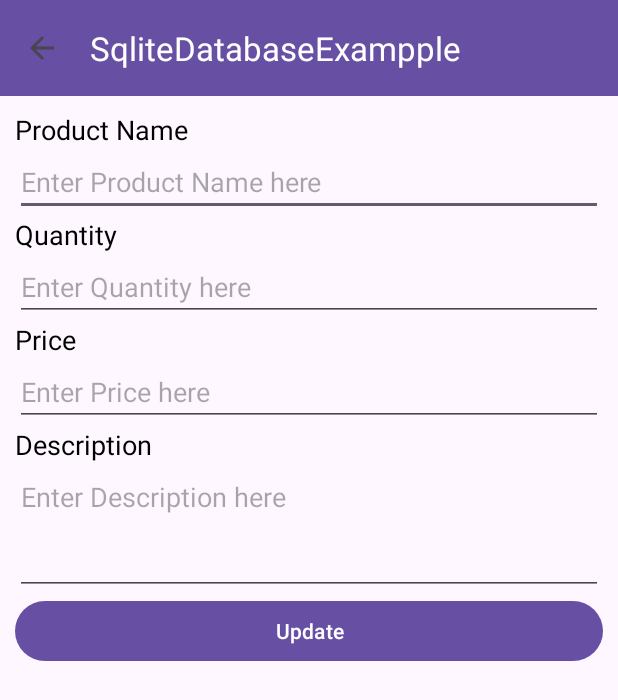
After one commit to keyur4578/SqliteDatabaseExampple, an Android app: the UpdateProductActivity screen opened directly, with no data from a screen before it, on a phone screen of 412 x 824 dp. The commit adds this screen. Shown: the top 700 px of the screen. Run offline under Robolectric (Android 15) with nearby library versions, the phone set to English and light mode, and no system bars.

Commit message:
30-04-2025

```diff
--- a/app/src/main/AndroidManifest.xml
+++ b/app/src/main/AndroidManifest.xml
@@ -12,6 +12,9 @@
         android:supportsRtl="true"
         android:theme="@style/Theme.SqliteDatabaseExampple"
         tools:targetApi="31">
+        <activity
+            android:name=".UpdateProductActivity"
+            android:exported="false" />
         <activity
             android:name=".ProductListActivity"
             android:exported="false" />
--- /dev/null
+++ b/app/src/main/java/com/karon/sqlitedatabaseexampple/UpdateProductActivity.java
@@ -0,0 +1,90 @@
+package com.karon.sqlitedatabaseexampple;
+
+import android.content.Intent;
+import android.os.Bundle;
+import android.view.View;
+import android.widget.Button;
+import android.widget.EditText;
+import android.widget.Toast;
+
+import androidx.activity.EdgeToEdge;
+import androidx.appcompat.app.AppCompatActivity;
+import androidx.appcompat.widget.Toolbar;
+import androidx.core.graphics.Insets;
+import androidx.core.view.ViewCompat;
+import androidx.core.view.WindowInsetsCompat;
+
+import com.karon.sqlitedatabaseexampple.helper.DatabaseHelper;
+
+public class UpdateProductActivity extends AppCompatActivity {
+
+    Button btnUpdate;
+    EditText edtProductName,edtProductQty,edtProductPrice,edtProductDescription;
+    String id,name,qty,price,description;
+    @Override
+    protected void onCreate(Bundle savedInstanceState) {
+        super.onCreate(savedInstanceState);
+        EdgeToEdge.enable(this);
+        setContentView(R.layout.activity_update_product);
+        ViewCompat.setOnApplyWindowInsetsListener(findViewById(R.id.main), (v, insets) -> {
+            Insets systemBars = insets.getInsets(WindowInsetsCompat.Type.systemBars());
+            v.setPadding(systemBars.left, systemBars.top, systemBars.right, systemBars.bottom);
+            return insets;
+        });
+        Toolbar toolbar = findViewById(R.id.toolbar);
+        setSupportActionBar(toolbar);
+
+
+        id = getIntent().getStringExtra("id");
+        name = getIntent().getStringExtra("name");
+        qty = getIntent().getStringExtra("qty");
+        price = getIntent().getStringExtra("price");
+        description = getIntent().getStringExtra("description");
+
+        // Enable back button in toolbar
+        getSupportActionBar().setDisplayHomeAsUpEnabled(true);
+        toolbar.setNavigationOnClickListener(new View.OnClickListener() {
+            @Override
+            public void onClick(View v) {
+                finish();
+            }
+        });
+
+        btnUpdate = (Button) findViewById(R.id.btnUpdate);
+        edtProductName = (EditText) findViewById(R.id.edtProductName);
+        edtProductQty = (EditText) findViewById(R.id.edtProductQty);
+        edtProductPrice = (EditText) findViewById(R.id.edtProductPrice);
+        edtProductDescription = (EditText) findViewById(R.id.edtProductDescription);
+
+        edtProductName.setText(name);
+        edtProductQty.setText(qty);
+        edtProductPrice.setText(price);
+        edtProductDescription.setText(description);
+
+        btnUpdate.setOnClickListener(new View.OnClickListener() {
+            @Override
+            public void onClick(View view) {
+                DatabaseHelper db = new DatabaseHelper(UpdateProductActivity.this);
+                String pname = edtProductName.getText().toString();
+                String qty = edtProductQty.getText().toString();
+                String price = edtProductPrice.getText().toString();
+                String description = edtProductDescription.getText().toString();
+
+                if(pname.isEmpty() || qty.isEmpty() || price.isEmpty() || description.isEmpty())
+                {
+                    Toast.makeText(UpdateProductActivity.this, "Please enter all values", Toast.LENGTH_SHORT).show();
+                    return;
+                }
+
+                boolean result = db.updateProduct(pname,qty,price,description,id);
+                if(result)
+                {
+                    finish();
+                    finish();
+                    Intent intent = new Intent(UpdateProductActivity.this,ProductListActivity.class);
+                    startActivity(intent);
+                }
+            }
+        });
+    }
+}
--- /dev/null
+++ b/app/src/main/res/layout/activity_update_product.xml
@@ -0,0 +1,96 @@
+<?xml version="1.0" encoding="utf-8"?>
+<RelativeLayout xmlns:android="http://schemas.android.com/apk/res/android"
+    xmlns:app="http://schemas.android.com/apk/res-auto"
+    xmlns:tools="http://schemas.android.com/tools"
+    android:id="@+id/main"
+    android:layout_width="match_parent"
+    android:layout_height="match_parent"
+    tools:context=".UpdateProductActivity">
+
+    <androidx.appcompat.widget.Toolbar
+        android:id="@+id/toolbar"
+        android:layout_width="match_parent"
+        android:layout_height="wrap_content"
+        android:background="?attr/colorPrimary"
+        android:title="Add Product"
+        app:titleTextColor="#ffffff"
+        tools:ignore="MissingConstraints" />
+
+
+    <ScrollView
+        android:layout_width="match_parent"
+        android:layout_below="@+id/toolbar"
+        android:layout_height="match_parent">
+
+        <LinearLayout
+            android:layout_width="match_parent"
+            android:orientation="vertical"
+            android:layout_margin="10dp"
+            android:layout_height="wrap_content">
+
+            <TextView
+                android:layout_width="match_parent"
+                android:text="Product Name"
+                android:textSize="@dimen/labelSize"
+                android:textColor="@color/labelColour"
+                android:layout_height="wrap_content"/>
+            <EditText
+                android:layout_width="match_parent"
+                android:inputType="text"
+                android:hint="Enter Product Name here"
+                android:id="@+id/edtProductName"
+                android:layout_height="wrap_content"/>
+
+            <TextView
+                android:layout_width="match_parent"
+                android:text="Quantity"
+                android:textSize="@dimen/labelSize"
+                android:textColor="@color/labelColour"
+                android:layout_height="wrap_content"/>
+            <EditText
+                android:layout_width="match_parent"
+                android:inputType="number"
+                android:hint="Enter Quantity here"
+                android:id="@+id/edtProductQty"
+                android:layout_height="wrap_content"/>
+
+            <TextView
+                android:layout_width="match_parent"
+                android:text="Price"
+                android:textSize="@dimen/labelSize"
+                android:textColor="@color/labelColour"
+                android:layout_height="wrap_content"/>
+            <EditText
+                android:layout_width="match_parent"
+                android:inputType="numberDecimal"
+                android:hint="Enter Price here"
+                android:id="@+id/edtProductPrice"
+                android:layout_height="wrap_content"/>
+
+            <TextView
+                android:layout_width="match_parent"
+                android:text="Description"
+                android:textSize="@dimen/labelSize"
+                android:textColor="@color/labelColour"
+                android:layout_height="wrap_content"/>
+            <EditText
+                android:layout_width="match_parent"
+                android:inputType="textMultiLine"
+                android:maxLines="5"
+                android:minLines="3"
+                android:gravity="top|start"
+                android:hint="Enter Description here"
+                android:id="@+id/edtProductDescription"
+                android:layout_height="wrap_content"/>
+
+            <Button
+                android:layout_width="match_parent"
+                android:text="Update"
+                android:id="@+id/btnUpdate"
+                android:layout_height="wrap_content"/>
+
+
+        </LinearLayout>
+    </ScrollView>
+
+</RelativeLayout>
--- a/app/src/main/res/layout/productsingleitem.xml
+++ b/app/src/main/res/layout/productsingleitem.xml
@@ -49,6 +49,12 @@
             android:id="@+id/btnDelete"
             android:text="Delete"
             />
+        <Button
+            android:layout_width="wrap_content"
+            android:layout_height="wrap_content"
+            android:id="@+id/btnEdit"
+            android:text="Edit"
+            />
 
     </LinearLayout>
 
```
Also changed, not shown: app/src/main/java/com/karon/sqlitedatabaseexampple/ProductListActivity.java (+14 -2 lines), app/src/main/java/com/karon/sqlitedatabaseexampple/adapters/ProductAdapter.java (+10 -5 lines), app/src/main/java/com/karon/sqlitedatabaseexampple/classfiles/Product.java (+43 -3 lines), app/src/main/java/com/karon/sqlitedatabaseexampple/helper/DatabaseHelper.java (+29 -6 lines).
